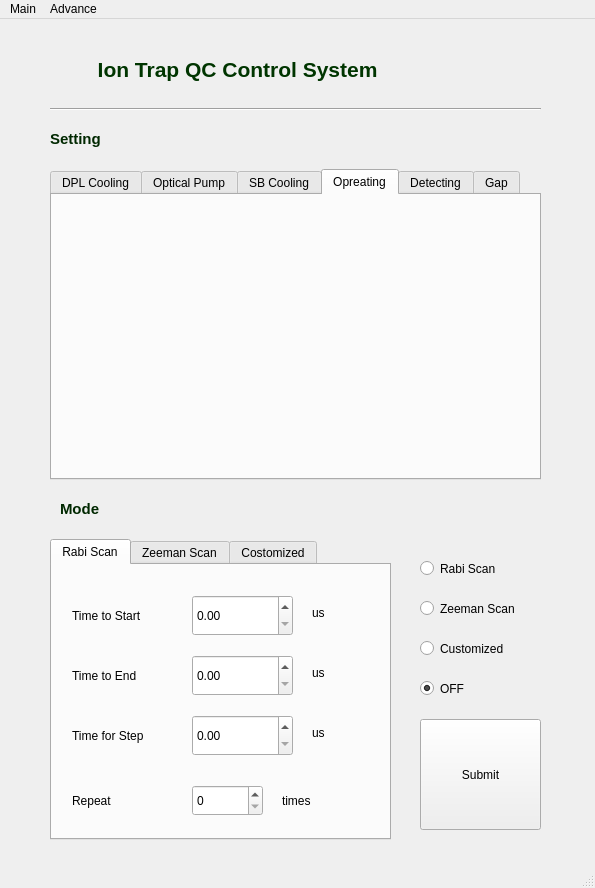
Old version of the form GUI_Material/QC2_0.ui in the repository GuanQunMu/IonTrap-WIPM.
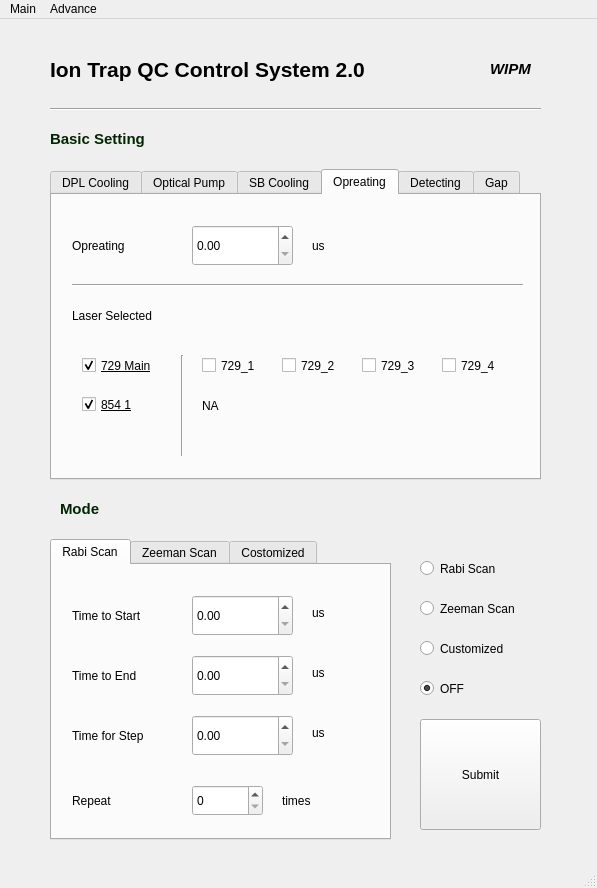
New version of the form. The open tabs and pages were chosen to show the change.

```diff
--- a/GUI_Material/QC2_0.ui
+++ b/GUI_Material/QC2_0.ui
@@ -6,7 +6,7 @@
    <rect>
     <x>0</x>
     <y>0</y>
-    <width>595</width>
+    <width>597</width>
     <height>888</height>
    </rect>
   </property>
@@ -48,9 +48,9 @@
    <widget class="QLabel" name="label_20">
     <property name="geometry">
      <rect>
-      <x>-10</x>
+      <x>50</x>
       <y>20</y>
-      <width>501</width>
+      <width>491</width>
       <height>61</height>
      </rect>
     </property>
@@ -65,7 +65,7 @@
      </font>
     </property>
     <property name="text">
-     <string>&lt;html&gt;&lt;head/&gt;&lt;body&gt;&lt;p align=&quot;center&quot;&gt;&lt;span style=&quot; font-size:16pt; font-weight:600; color:#003500;&quot;&gt;Ion Trap QC Control System &lt;/span&gt;&lt;/p&gt;&lt;/body&gt;&lt;/html&gt;</string>
+     <string>&lt;html&gt;&lt;head/&gt;&lt;body&gt;&lt;p&gt;&lt;span style=&quot; font-size:16pt; font-weight:600; color:#000000;&quot;&gt;Ion Trap QC Control System 2.0&lt;/span&gt;&lt;/p&gt;&lt;/body&gt;&lt;/html&gt;</string>
     </property>
    </widget>
    <widget class="QLabel" name="label_10">
@@ -111,7 +111,7 @@
      </font>
     </property>
     <property name="text">
-     <string>&lt;html&gt;&lt;head/&gt;&lt;body&gt;&lt;p&gt;&lt;span style=&quot; font-size:11pt; font-weight:600; color:#002800;&quot;&gt;Setting&lt;/span&gt;&lt;/p&gt;&lt;/body&gt;&lt;/html&gt;</string>
+     <string>&lt;html&gt;&lt;head/&gt;&lt;body&gt;&lt;p&gt;&lt;span style=&quot; font-size:11pt; font-weight:600; color:#002800;&quot;&gt;Basic Setting&lt;/span&gt;&lt;/p&gt;&lt;/body&gt;&lt;/html&gt;</string>
     </property>
    </widget>
    <widget class="QRadioButton" name="radioButton_rabi">
@@ -820,6 +820,289 @@
      <attribute name="title">
       <string>Opreating</string>
      </attribute>
+     <widget class="QCheckBox" name="Laser_729_5">
+      <property name="geometry">
+       <rect>
+        <x>390</x>
+        <y>160</y>
+        <width>91</width>
+        <height>21</height>
+       </rect>
+      </property>
+      <property name="font">
+       <font>
+        <family>Arial</family>
+        <pointsize>9</pointsize>
+        <weight>50</weight>
+        <bold>false</bold>
+        <strikeout>false</strikeout>
+       </font>
+      </property>
+      <property name="text">
+       <string>729_4</string>
+      </property>
+     </widget>
+     <widget class="QCheckBox" name="Laser_729_all_2">
+      <property name="geometry">
+       <rect>
+        <x>30</x>
+        <y>160</y>
+        <width>91</width>
+        <height>21</height>
+       </rect>
+      </property>
+      <property name="font">
+       <font>
+        <family>Arial</family>
+        <pointsize>9</pointsize>
+        <weight>50</weight>
+        <italic>false</italic>
+        <bold>false</bold>
+        <underline>true</underline>
+        <strikeout>false</strikeout>
+       </font>
+      </property>
+      <property name="text">
+       <string>729 Main</string>
+      </property>
+      <property name="checked">
+       <bool>true</bool>
+      </property>
+     </widget>
+     <widget class="QCheckBox" name="Laser_729_6">
+      <property name="geometry">
+       <rect>
+        <x>150</x>
+        <y>160</y>
+        <width>91</width>
+        <height>21</height>
+       </rect>
+      </property>
+      <property name="font">
+       <font>
+        <family>Arial</family>
+        <pointsize>9</pointsize>
+        <weight>50</weight>
+        <bold>false</bold>
+        <strikeout>false</strikeout>
+       </font>
+      </property>
+      <property name="text">
+       <string>729_1</string>
+      </property>
+     </widget>
+     <widget class="QCheckBox" name="Laser_856">
+      <property name="geometry">
+       <rect>
+        <x>30</x>
+        <y>200</y>
+        <width>91</width>
+        <height>19</height>
+       </rect>
+      </property>
+      <property name="font">
+       <font>
+        <family>Arial</family>
+        <pointsize>9</pointsize>
+        <weight>50</weight>
+        <bold>false</bold>
+        <underline>true</underline>
+        <strikeout>false</strikeout>
+       </font>
+      </property>
+      <property name="text">
+       <string>854 1</string>
+      </property>
+      <property name="checked">
+       <bool>true</bool>
+      </property>
+     </widget>
+     <widget class="Line" name="line_6">
+      <property name="geometry">
+       <rect>
+        <x>120</x>
+        <y>160</y>
+        <width>20</width>
+        <height>101</height>
+       </rect>
+      </property>
+      <property name="orientation">
+       <enum>Qt::Vertical</enum>
+      </property>
+     </widget>
+     <widget class="QCheckBox" name="Laser_729_7">
+      <property name="geometry">
+       <rect>
+        <x>230</x>
+        <y>160</y>
+        <width>91</width>
+        <height>21</height>
+       </rect>
+      </property>
+      <property name="font">
+       <font>
+        <family>Arial</family>
+        <pointsize>9</pointsize>
+        <weight>50</weight>
+        <bold>false</bold>
+        <strikeout>false</strikeout>
+       </font>
+      </property>
+      <property name="text">
+       <string>729_2</string>
+      </property>
+     </widget>
+     <widget class="QLabel" name="label_47">
+      <property name="geometry">
+       <rect>
+        <x>260</x>
+        <y>30</y>
+        <width>31</width>
+        <height>41</height>
+       </rect>
+      </property>
+      <property name="font">
+       <font>
+        <family>Arial</family>
+        <pointsize>9</pointsize>
+        <weight>50</weight>
+        <bold>false</bold>
+        <strikeout>false</strikeout>
+       </font>
+      </property>
+      <property name="text">
+       <string>us</string>
+      </property>
+     </widget>
+     <widget class="QDoubleSpinBox" name="doubleSpinBox_DPL_3">
+      <property name="geometry">
+       <rect>
+        <x>140</x>
+        <y>30</y>
+        <width>101</width>
+        <height>41</height>
+       </rect>
+      </property>
+      <property name="font">
+       <font>
+        <family>Arial</family>
+        <pointsize>9</pointsize>
+        <weight>50</weight>
+        <bold>false</bold>
+        <strikeout>false</strikeout>
+       </font>
+      </property>
+      <property name="layoutDirection">
+       <enum>Qt::LeftToRight</enum>
+      </property>
+      <property name="alignment">
+       <set>Qt::AlignLeading|Qt::AlignLeft|Qt::AlignVCenter</set>
+      </property>
+      <property name="maximum">
+       <double>999999.989999999990687</double>
+      </property>
+     </widget>
+     <widget class="QCheckBox" name="Laser_729_8">
+      <property name="geometry">
+       <rect>
+        <x>310</x>
+        <y>160</y>
+        <width>91</width>
+        <height>21</height>
+       </rect>
+      </property>
+      <property name="font">
+       <font>
+        <family>Arial</family>
+        <pointsize>9</pointsize>
+        <weight>50</weight>
+        <bold>false</bold>
+        <strikeout>false</strikeout>
+       </font>
+      </property>
+      <property name="text">
+       <string>729_3</string>
+      </property>
+     </widget>
+     <widget class="QLabel" name="label_48">
+      <property name="geometry">
+       <rect>
+        <x>20</x>
+        <y>30</y>
+        <width>131</width>
+        <height>41</height>
+       </rect>
+      </property>
+      <property name="font">
+       <font>
+        <family>Arial</family>
+        <pointsize>9</pointsize>
+        <weight>50</weight>
+        <bold>false</bold>
+        <strikeout>false</strikeout>
+       </font>
+      </property>
+      <property name="text">
+       <string>Opreating</string>
+      </property>
+     </widget>
+     <widget class="QLabel" name="label_49">
+      <property name="geometry">
+       <rect>
+        <x>150</x>
+        <y>200</y>
+        <width>131</width>
+        <height>21</height>
+       </rect>
+      </property>
+      <property name="font">
+       <font>
+        <family>Arial</family>
+        <pointsize>9</pointsize>
+        <weight>50</weight>
+        <bold>false</bold>
+        <strikeout>false</strikeout>
+       </font>
+      </property>
+      <property name="text">
+       <string>NA</string>
+      </property>
+     </widget>
+     <widget class="QLabel" name="label_50">
+      <property name="geometry">
+       <rect>
+        <x>20</x>
+        <y>100</y>
+        <width>131</width>
+        <height>41</height>
+       </rect>
+      </property>
+      <property name="font">
+       <font>
+        <family>Arial</family>
+        <pointsize>9</pointsize>
+        <weight>50</weight>
+        <bold>false</bold>
+        <strikeout>false</strikeout>
+       </font>
+      </property>
+      <property name="text">
+       <string>Laser Selected</string>
+      </property>
+     </widget>
+     <widget class="Line" name="line_7">
+      <property name="geometry">
+       <rect>
+        <x>20</x>
+        <y>80</y>
+        <width>451</width>
+        <height>20</height>
+       </rect>
+      </property>
+      <property name="orientation">
+       <enum>Qt::Horizontal</enum>
+      </property>
+     </widget>
     </widget>
     <widget class="QWidget" name="tab_8">
      <attribute name="title">
@@ -1643,14 +1926,37 @@
      </widget>
     </widget>
    </widget>
+   <widget class="QLabel" name="label_34">
+    <property name="geometry">
+     <rect>
+      <x>490</x>
+      <y>30</y>
+      <width>51</width>
+      <height>41</height>
+     </rect>
+    </property>
+    <property name="font">
+     <font>
+      <family>Arial</family>
+      <pointsize>10</pointsize>
+      <weight>75</weight>
+      <italic>false</italic>
+      <bold>true</bold>
+      <strikeout>false</strikeout>
+     </font>
+    </property>
+    <property name="text">
+     <string>&lt;html&gt;&lt;head/&gt;&lt;body&gt;&lt;p&gt;&lt;span style=&quot; font-size:11pt; font-style:italic; color:#000000;&quot;&gt;WIPM &lt;/span&gt;&lt;/p&gt;&lt;/body&gt;&lt;/html&gt;</string>
+    </property>
+   </widget>
   </widget>
   <widget class="QMenuBar" name="menubar">
    <property name="geometry">
     <rect>
      <x>0</x>
      <y>0</y>
-     <width>595</width>
-     <height>23</height>
+     <width>597</width>
+     <height>26</height>
     </rect>
    </property>
    <widget class="QMenu" name="menuMain">
```
Left out of the diff: 196 changed lines with no effect on the pictures.
